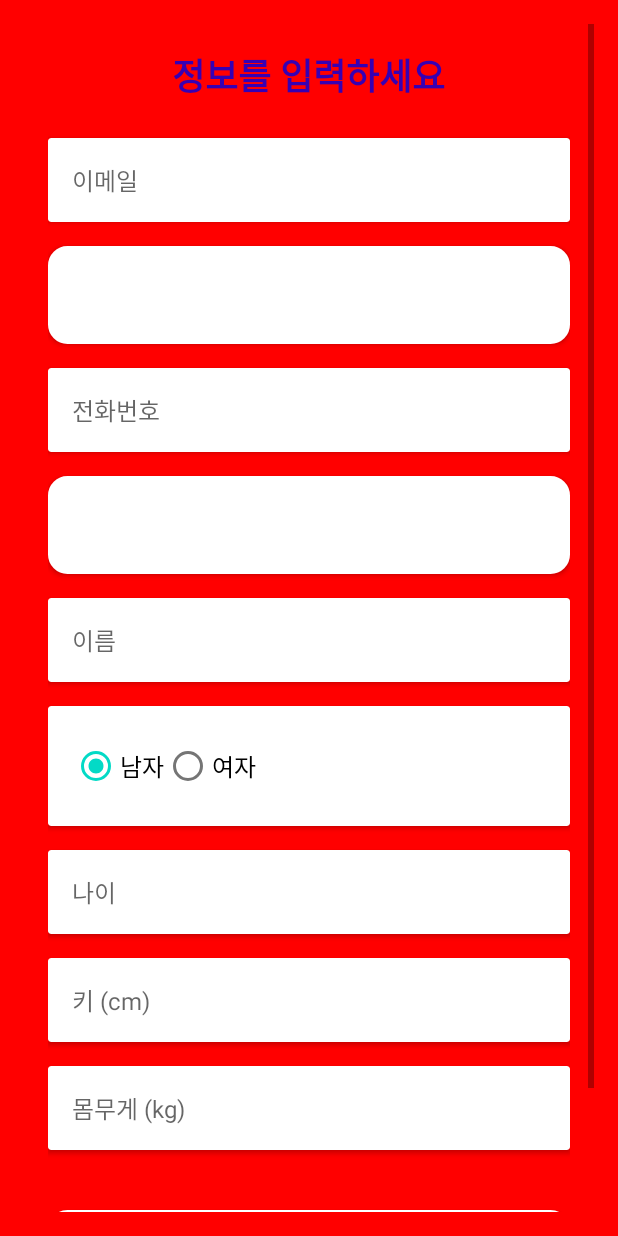
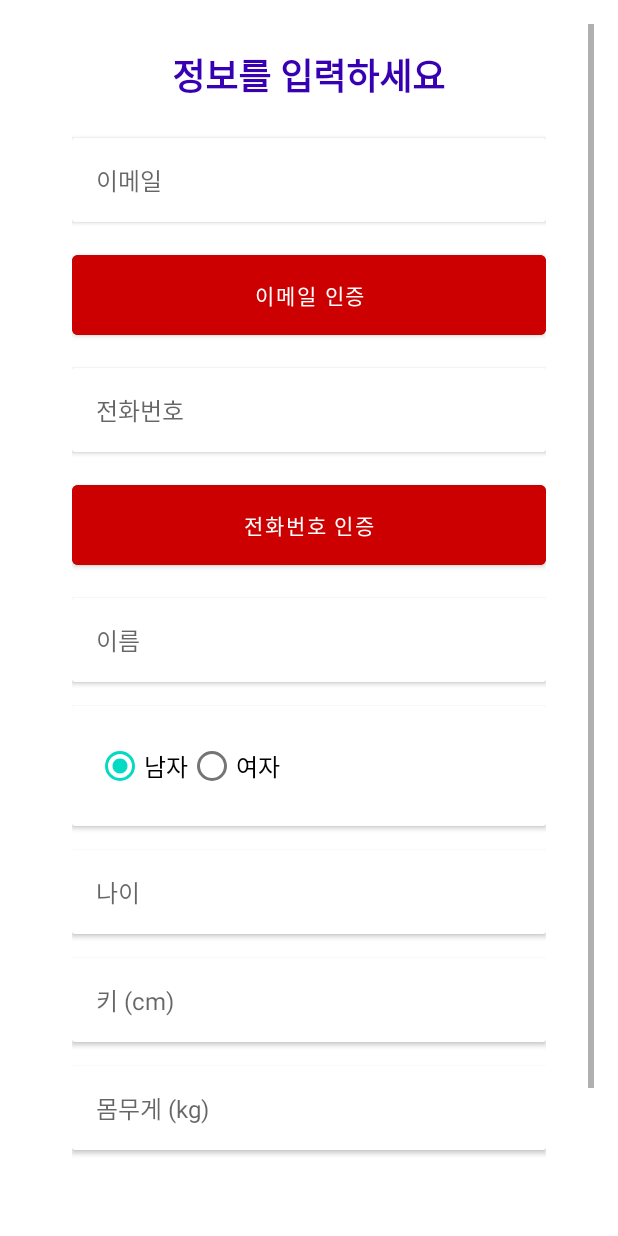
Before and after one commit to steelPiber/avatar-crab, an Android app: the UserInfoActivity screen opened directly, with no data from a screen before it, on a phone screen of 412 x 824 dp. Run offline under Robolectric (Android 15) with nearby library versions, the phone set to English and light mode, and no system bars.

Commit message:
[update] 회원가입 배경색,버튼 수정

```diff
--- a/avatar_crab2/app/src/main/res/layout/activity_user_info.xml
+++ b/avatar_crab2/app/src/main/res/layout/activity_user_info.xml
@@ -3,14 +3,16 @@
     android:layout_width="match_parent"
     android:layout_height="match_parent"
     android:padding="16dp"
-    android:background="@color/background_light">
+    android:background="@android:color/white">
 
     <LinearLayout
         android:layout_width="match_parent"
         android:layout_height="wrap_content"
         android:orientation="vertical"
-        android:gravity="center"
-        android:padding="16dp">
+        android:gravity="center_horizontal"
+        android:padding="16dp"
+        android:layout_marginStart="16dp"
+        android:layout_marginEnd="16dp">
 
         <!-- 제목 -->
         <TextView
@@ -50,7 +52,7 @@
             android:layout_width="match_parent"
             android:layout_height="wrap_content"
             android:layout_marginBottom="16dp"
-            android:background="@drawable/rounded_button"
+            android:backgroundTint="@android:color/holo_red_dark"
             android:padding="16dp"
             android:text="이메일 인증"
             android:textAllCaps="false"
@@ -82,7 +84,7 @@
             android:layout_width="match_parent"
             android:layout_height="wrap_content"
             android:layout_marginBottom="16dp"
-            android:background="@drawable/rounded_button"
+            android:backgroundTint="@android:color/holo_red_dark"
             android:padding="16dp"
             android:text="전화번호 인증"
             android:textAllCaps="false"
@@ -208,7 +210,7 @@
             android:layout_height="wrap_content"
             android:layout_marginTop="16dp"
             android:layout_marginBottom="32dp"
-            android:background="@drawable/rounded_button"
+            android:backgroundTint="@android:color/holo_red_dark"
             android:padding="16dp"
             android:text="제출"
             android:textAllCaps="false"
```
